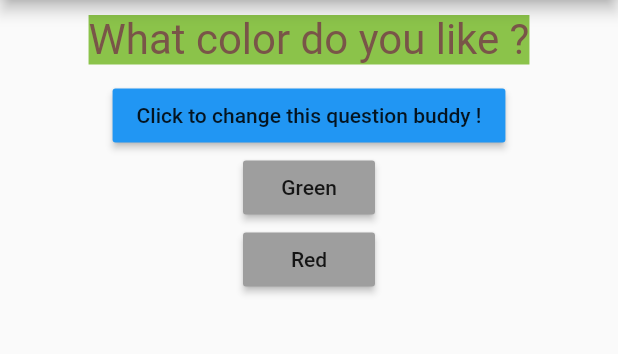
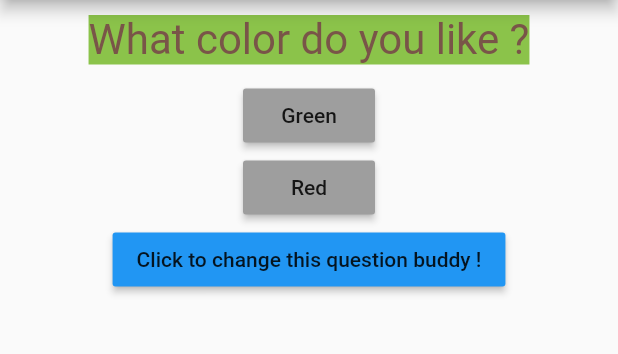
Before and after one commit to ShivaShunya/first_flutter_app, a Flutter app: the screen it shows after launch, on a phone screen of 412 x 824 dp, the part 84-438 px from its top. Run offline on Flutter 3.47's test engine with Material 2 defaults, Android fonts, the phone set to English and light mode, and no system bars.

Commit message:
Smalll change

```diff
--- a/lib/main.dart
+++ b/lib/main.dart
@@ -53,11 +53,6 @@ class _MyAppState extends State<MyApp> {
               questions[_questionIndex]
             ),
             RaisedButton(
-              child: Text('Click to change this question buddy !'),
-              onPressed: _onQuestionChanged,
-              color: Colors.blue,
-            ),
-            RaisedButton(
               child: Text(colorAndAnimalOptions[_questionIndex][0]),
               onPressed: () => print('Answered: ' + colorAndAnimalOptions[_questionIndex][0]),
               color: Colors.grey,
@@ -67,6 +62,11 @@ class _MyAppState extends State<MyApp> {
               onPressed: () => print('Answered: ' + colorAndAnimalOptions[_questionIndex][1]),
               color: Colors.grey,
             ),
+            RaisedButton(
+              child: Text('Click to change this question buddy !'),
+              onPressed: _onQuestionChanged,
+              color: Colors.blue,
+            ),
           ],
         ),
       ),
```
